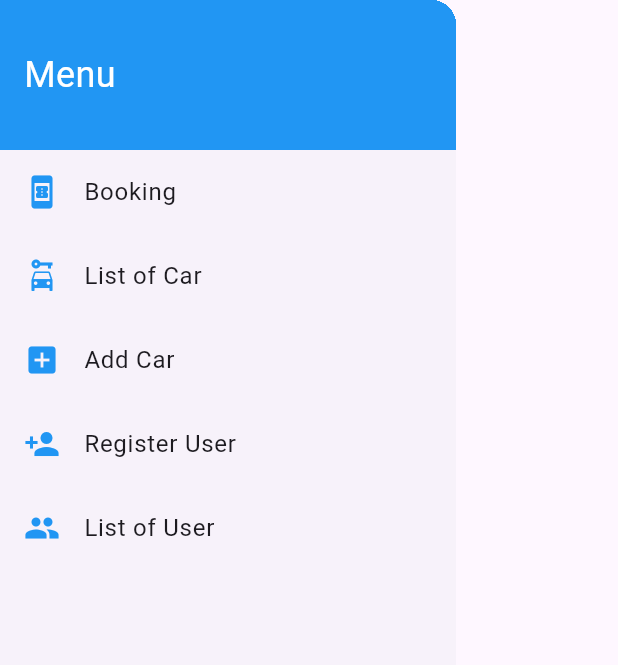
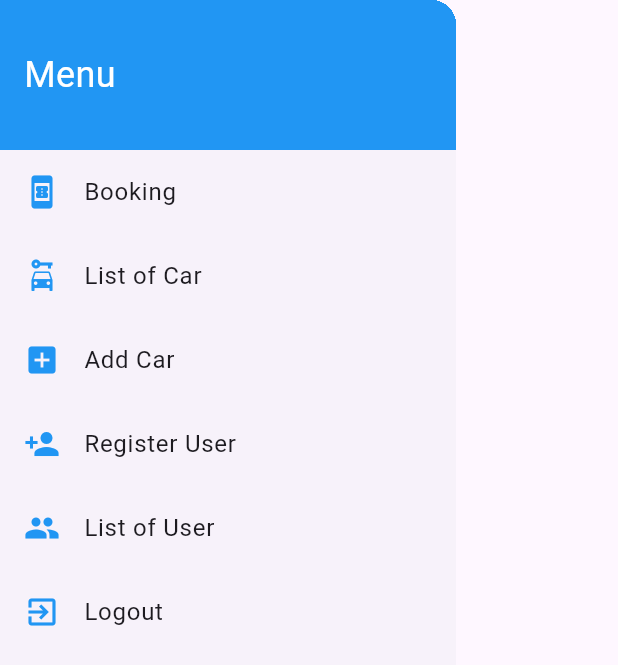
Before and after one commit to Deodate/RIDEPICKING-MOBILE-APP, a Flutter app: the AppDrawer widget shown alone on an empty page, opened directly, on a phone screen of 412 x 824 dp. Shown: the top 665 px of the screen. Run offline on Flutter 3.47's test engine with Material 3 defaults, Android fonts, the phone set to English and light mode, and no system bars.

Commit message:
Front-end done

```diff
--- a/pickride/lib/auth/admin.dart
+++ b/pickride/lib/auth/admin.dart
@@ -157,7 +157,7 @@ class AppDrawer extends StatelessWidget {
           ListTile(
             leading: Icon(Icons.car_rental, color: Colors.blue),
             title: const Text('List of Car'),
-           onTap: () {
+            onTap: () {
               Navigator.push(
                 context,
                 MaterialPageRoute(builder: (context) => CarsListScreen()),
@@ -180,7 +180,8 @@ class AppDrawer extends StatelessWidget {
             onTap: () {
               Navigator.push(
                 context,
-                MaterialPageRoute(builder: (context) => CreateUserAccountScreen()),
+                MaterialPageRoute(
+                    builder: (context) => CreateUserAccountScreen()),
               );
             },
           ),
@@ -194,6 +195,16 @@ class AppDrawer extends StatelessWidget {
               );
             },
           ),
+          ListTile(
+            leading: Icon(Icons.exit_to_app, color: Colors.blue),
+            title: const Text('Logout'),
+            onTap: () {
+              Navigator.push(
+                context,
+                MaterialPageRoute(builder: (context) => UserListScreen()),
+              );
+            },
+          )
         ],
       ),
     );
```
Also changed, not shown: pickride/lib/auth/logout.dart (added).
